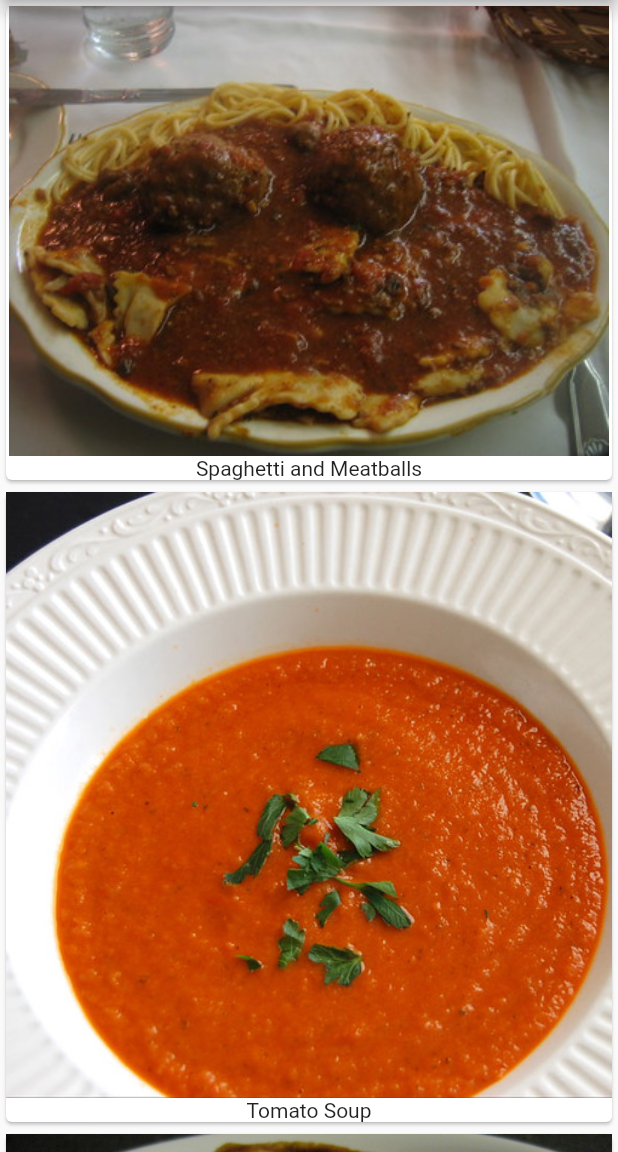
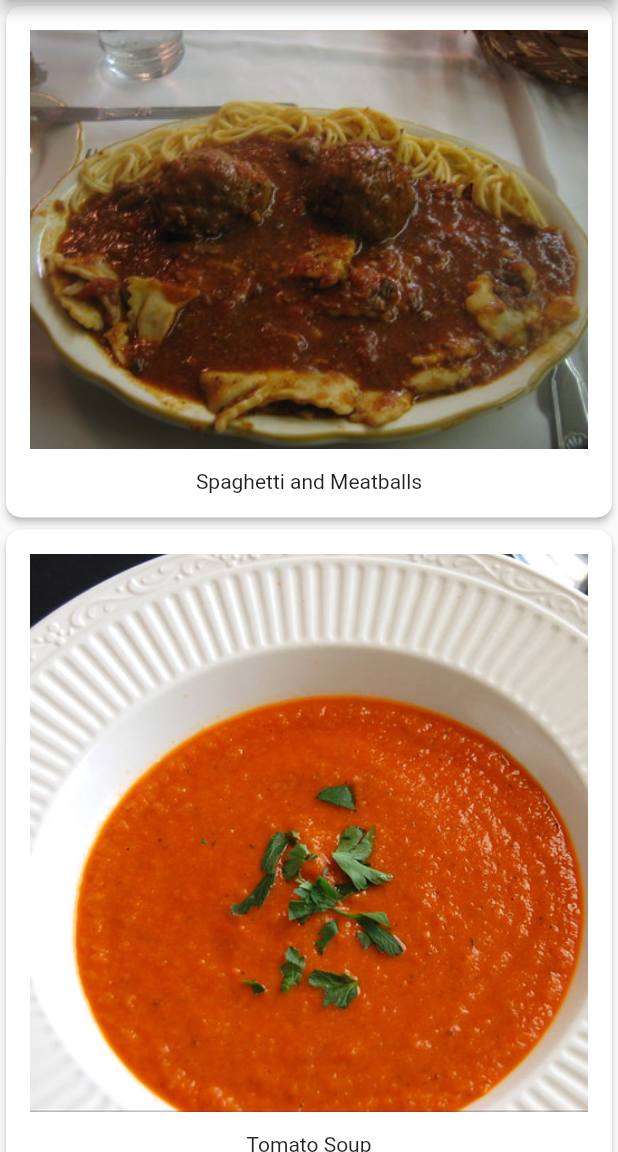
Before and after one commit to hirenvadher954/Flutter-Apprentice, a Flutter app: the screen it shows after launch, on a phone screen of 412 x 824 dp, the part 84-1236 px from its top. Run offline on Flutter 3.47's test engine with Material 2 defaults, Android fonts, the phone set to English and light mode, and no system bars.

Commit message:
Recipe App completed

```diff
--- a/recipes/lib/main.dart
+++ b/recipes/lib/main.dart
@@ -1,6 +1,7 @@
 import 'package:flutter/cupertino.dart';
 import 'package:flutter/material.dart';
 import 'package:recipes/recipe.dart';
+import 'package:recipes/recipe_detail.dart';
 
 void main() {
   runApp(RecipeApp());
@@ -43,18 +44,51 @@ class _MyHomePageState extends State<MyHomePage> {
         child: ListView.builder(
             itemCount: Recipe.samples.length,
             itemBuilder: (context, index) {
-              return Card(
-                child: Column(
-                  children: [
-                    Image(
-                      image: AssetImage(Recipe.samples[index].imageUrl),
-                    ),
-                    Text(Recipe.samples[index].label),
-                  ],
-                ),
+              return buildRecipeCard(
+                index: index,
               );
             }),
       )),
     );
   }
 }
+
+class buildRecipeCard extends StatelessWidget {
+  const buildRecipeCard({Key? key, required this.index}) : super(key: key);
+  final int index;
+  @override
+  Widget build(BuildContext context) {
+    return GestureDetector(
+      onTap: () {
+        // 9
+        Navigator.push(
+          context,
+          MaterialPageRoute(
+            builder: (context) {
+              return RecipeDetail(recipe: Recipe.samples[index]);
+            },
+          ),
+        );
+      },
+      child: Card(
+        elevation: 2.0,
+        shape:
+            RoundedRectangleBorder(borderRadius: BorderRadius.circular(10.0)),
+        child: Padding(
+          padding: const EdgeInsets.all(16.0),
+          child: Column(
+            children: [
+              Image(
+                image: AssetImage(Recipe.samples[index].imageUrl),
+              ),
+              SizedBox(
+                height: 14.0,
+              ),
+              Text(Recipe.samples[index].label),
+            ],
+          ),
+        ),
+      ),
+    );
+  }
+}
--- a/recipes/lib/recipe.dart
+++ b/recipes/lib/recipe.dart
@@ -1,37 +1,145 @@
 class Recipe {
   String label;
   String imageUrl;
-  // TODO: Add servings and ingredients here
+  int servings;
+  List<Ingredient> ingredients;
 
-  Recipe(
-    this.label,
-    this.imageUrl,
-  );
+  Recipe(this.label, this.imageUrl, this.servings, this.ingredients);
 
   static List<Recipe> samples = [
     Recipe(
       'Spaghetti and Meatballs',
       'assets/2126711929_ef763de2b3_w.jpg',
+      4,
+      [
+        Ingredient(
+          1,
+          'box',
+          'Spaghetti',
+        ),
+        Ingredient(
+          4,
+          '',
+          'Frozen Meatballs',
+        ),
+        Ingredient(
+          0.5,
+          'jar',
+          'sauce',
+        ),
+      ],
     ),
     Recipe(
       'Tomato Soup',
       'assets/27729023535_a57606c1be.jpg',
+      2,
+      [
+        Ingredient(
+          1,
+          'can',
+          'Tomato Soup',
+        ),
+      ],
     ),
     Recipe(
       'Grilled Cheese',
       'assets/3187380632_5056654a19_b.jpg',
+      1,
+      [
+        Ingredient(
+          2,
+          'slices',
+          'Cheese',
+        ),
+        Ingredient(
+          2,
+          'slices',
+          'Bread',
+        ),
+      ],
     ),
     Recipe(
       'Chocolate Chip Cookies',
       'assets/15992102771_b92f4cc00a_b.jpg',
+      24,
+      [
+        Ingredient(
+          4,
+          'cups',
+          'flour',
+        ),
+        Ingredient(
+          2,
+          'cups',
+          'sugar',
+        ),
+        Ingredient(
+          0.5,
+          'cups',
+          'chocolate chips',
+        ),
+      ],
     ),
     Recipe(
       'Taco Salad',
       'assets/8533381643_a31a99e8a6_c.jpg',
+      1,
+      [
+        Ingredient(
+          4,
+          'oz',
+          'nachos',
+        ),
+        Ingredient(
+          3,
+          'oz',
+          'taco meat',
+        ),
+        Ingredient(
+          0.5,
+          'cup',
+          'cheese',
+        ),
+        Ingredient(
+          0.25,
+          'cup',
+          'chopped tomatoes',
+        ),
+      ],
     ),
     Recipe(
       'Hawaiian Pizza',
       'assets/15452035777_294cefced5_c.jpg',
+      4,
+      [
+        Ingredient(
+          1,
+          'item',
+          'pizza',
+        ),
+        Ingredient(
+          1,
+          'cup',
+          'pineapple',
+        ),
+        Ingredient(
+          8,
+          'oz',
+          'ham',
+        ),
+      ],
     ),
   ];
 }
+
+class Ingredient {
+  double quantity;
+  String measure;
+  String name;
+
+  Ingredient(
+    this.quantity,
+    this.measure,
+    this.name,
+  );
+}
```
Also changed, not shown: recipes/lib/recipe_detail.dart (added, +79 -0 lines), 1 other file.
